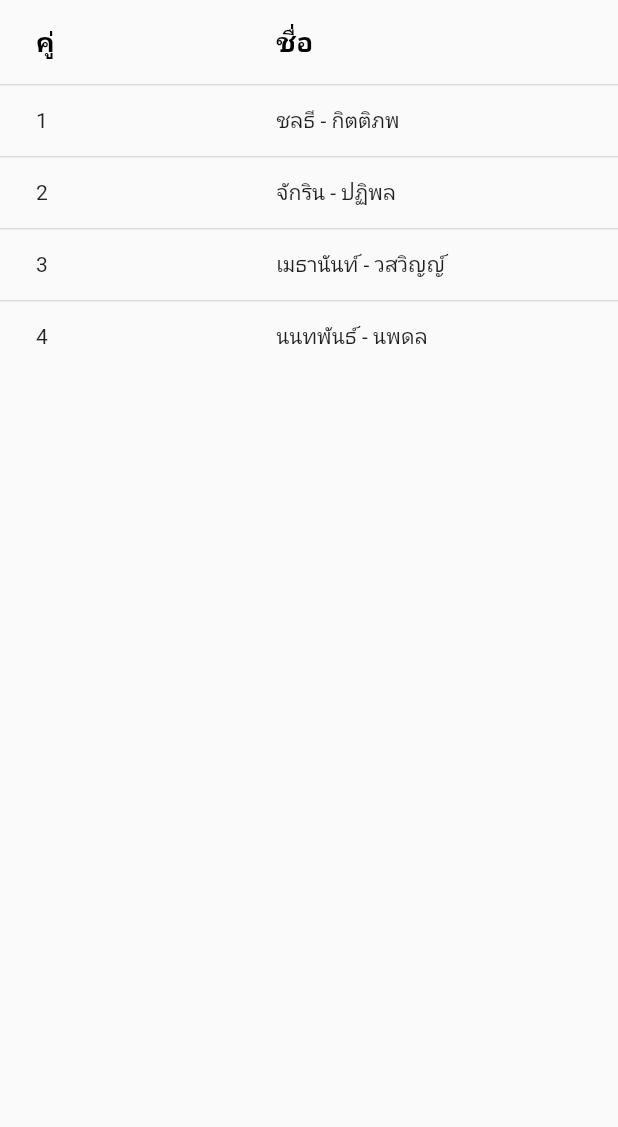
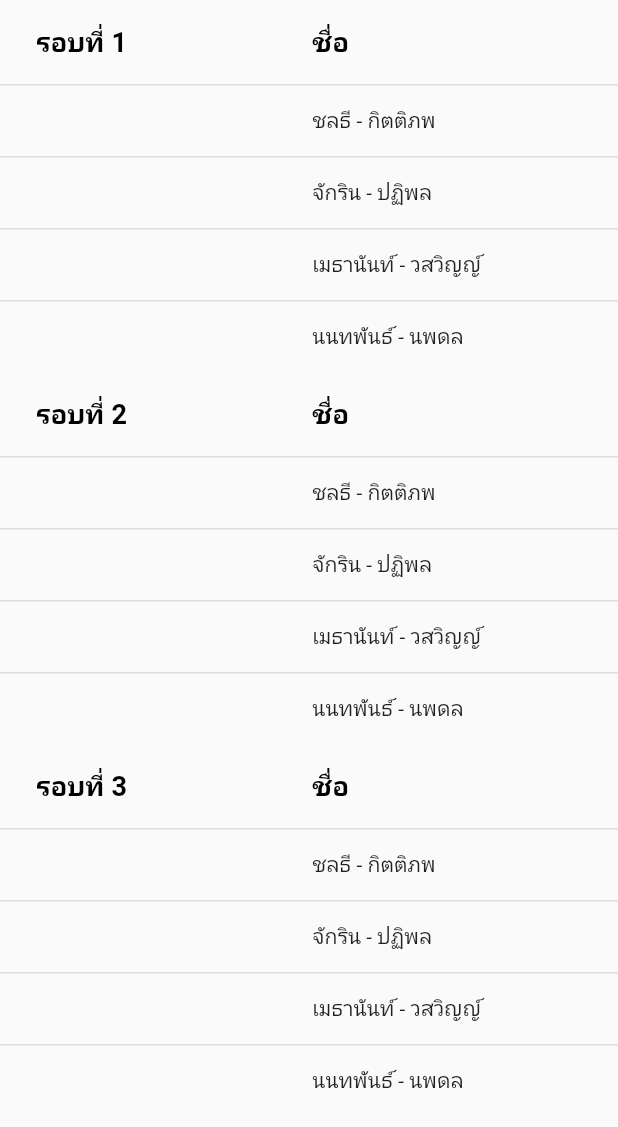
Before and after one commit to wasawin/Moblie_thesis, a Flutter app: the showtnm screen opened directly, on a phone screen of 412 x 824 dp. Shown: the top 1127 px of the screen. Run offline on Flutter 3.47's test engine with Material 2 defaults, Android fonts, the phone set to English and light mode, and no system bars; our stand-ins replace anim_search_bar, dropdown_button2, file_picker, flutter_image_slideshow, image_picker; missing offline and left inert: dart:ffi, iconify_flutter, multi_image_layout, searchbar_animation.

Commit message:
Update showtnm.dart

```diff
--- a/myapp/lib/tournament/showtnm.dart
+++ b/myapp/lib/tournament/showtnm.dart
@@ -12,47 +12,127 @@ class _showtnmState extends State<showtnm> {
   Widget build(BuildContext context) {
     return Container(
       child: Scaffold(
-      body: ListView(children: <Widget>[
-        DataTable(
+      body: ListView.builder(
+        itemCount: 3,
+        itemBuilder: (BuildContext context, int index){
+          return DataTable(
           columns: [
             DataColumn(
-                label: Text('คู่',
+                label: Text('รอบที่ ${index+1}',
                     style: TextStyle(
                         fontSize: 18, fontWeight: FontWeight.bold))),
             DataColumn(
                 label: Text('ชื่อ',
                     style: TextStyle(
                         fontSize: 18, fontWeight: FontWeight.bold))),
-            // DataColumn(
-            //     label: Text('คะแนนรวม',
-            //         style: TextStyle(
-            //             fontSize: 18, fontWeight: FontWeight.bold))),
+
           ],
           rows: [
             DataRow(cells: [
-              DataCell(Text('1')),
+              DataCell(Text(' ')),
               DataCell(Text('ชลธี - กิตติภพ')),
               //DataCell(Text('10')),
             ]),
             DataRow(cells: [
-              DataCell(Text('2')),
+              DataCell(Text(' ')),
               DataCell(Text('จักริน - ปฏิพล')),
               //DataCell(Text('5')),
             ]),
             DataRow(cells: [
-              DataCell(Text('3')),
+              DataCell(Text(' ')),
               DataCell(Text('เมธานันท์ - วสวิญญ์')),
               //DataCell(Text('3')),
             ]),
             DataRow(cells: [
-              DataCell(Text('4')),
+              DataCell(Text(' ')),
               DataCell(Text('นนทพันธ์ - นพดล')),
               //DataCell(Text('2')),
             ]),
           ],
-        ),
-      ]),
+        );
+  }),
       ),
     );
   }
 }
+
+
+
+// Stack(
+            //   children: [
+            //     Container(
+            //       height: MediaQuery.of(context).size.height * 0.05,
+            //       width: MediaQuery.of(context).size.width * 0.96,
+            //       decoration: BoxDecoration(
+            //         color: Colors.blue,
+            //         borderRadius: BorderRadius.only(
+            //           topLeft: Radius.circular(20),
+            //           topRight: Radius.circular(20),
+            //         ),
+            //         border: Border(
+            //           left: BorderSide(width: 2.0),
+            //           right: BorderSide(width: 2.0),
+            //           top: BorderSide(width: 2.0),
+            //         ),
+            //       ),
+            //     ),
+            //     Positioned(
+            //       left: 35,
+            //       top: 10,
+            //       child: Text(
+            //         'ชื่อรายการ',
+            //         style: TextStyle(
+            //           fontSize: 20,
+            //           color: Colors.white,
+            //         ),
+            //       ),
+            //     ),
+
+            //     Positioned(
+            //       right: 30,
+            //       top: 10,
+            //       child: Text(
+            //         'อันดับ',
+            //         style: TextStyle(
+            //           fontSize: 20,
+            //           color: Colors.white,
+            //         ),
+            //       ),
+            //     ),
+            //   ],
+            // ),
+            // SizedBox(
+            //   height: MediaQuery.of(context).size.height *
+            //       0.60,
+            //        // set the height to a fixed value
+            //        width: MediaQuery.of(context).size.width * 0.96,
+            //   child: Container(
+            //     color: Colors.grey[350],
+            //     child: ListView.builder(
+            //       itemCount: widget.competitions.length,
+            //       itemBuilder: (context, index) {
+            //         return Expanded(
+            //           child: Padding(
+            //             padding: const EdgeInsets.only(left: 45, top: 10),
+            //             child: Row(
+            //               mainAxisAlignment: MainAxisAlignment.start,
+            //               children: [
+            //                 Container(
+            //                   width: MediaQuery.of(context).size.width * 0.69,
+            //                   child: Text(
+            //                     widget.competitions[index]['name'],
+            //                     style: TextStyle(fontSize: 18),
+            //                   ),
+            //                 ),
+            //                 Text(
+            //                   widget.competitions[index]['rank'].toString(),
+            //                   style: TextStyle(fontSize: 18),
+            //                 ),
+            //               ],
+            //             ),
+            //           ),
+            //         );
+            //       },
+            //     ),
+            //   ),
+            // )
```
